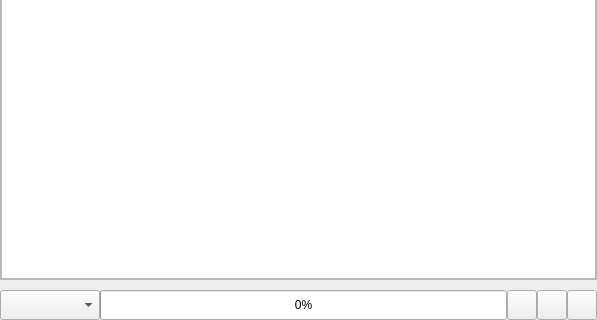
Before: the Qt Designer form src/airunner/widgets/llm/templates/chat_prompt.ui in Capsize-Games/airunner, drawn with Qt 5; both pictures show x 0 to 597 and y 371 to 691 of the 597 by 691 pixel window.
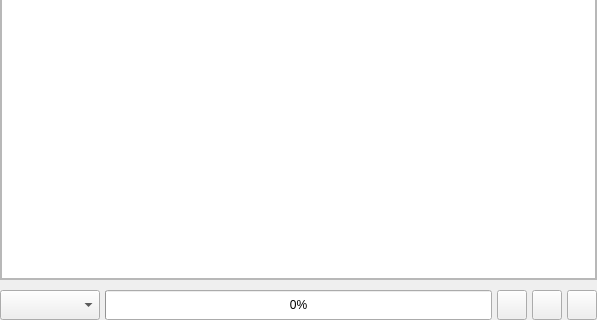
After: the same form once the commit is applied. Icons and pictures are not drawn.

Commit message: add spacing to action bar

The edit to the form file:
```diff
--- a/src/airunner/widgets/llm/templates/chat_prompt.ui
+++ b/src/airunner/widgets/llm/templates/chat_prompt.ui
@@ -35,7 +35,7 @@
    <item row="2" column="0">
     <layout class="QHBoxLayout" name="horizontalLayout">
      <property name="spacing">
-      <number>0</number>
+      <number>5</number>
      </property>
      <property name="leftMargin">
       <number>0</number>
```
The commit also changes 1 other file.
